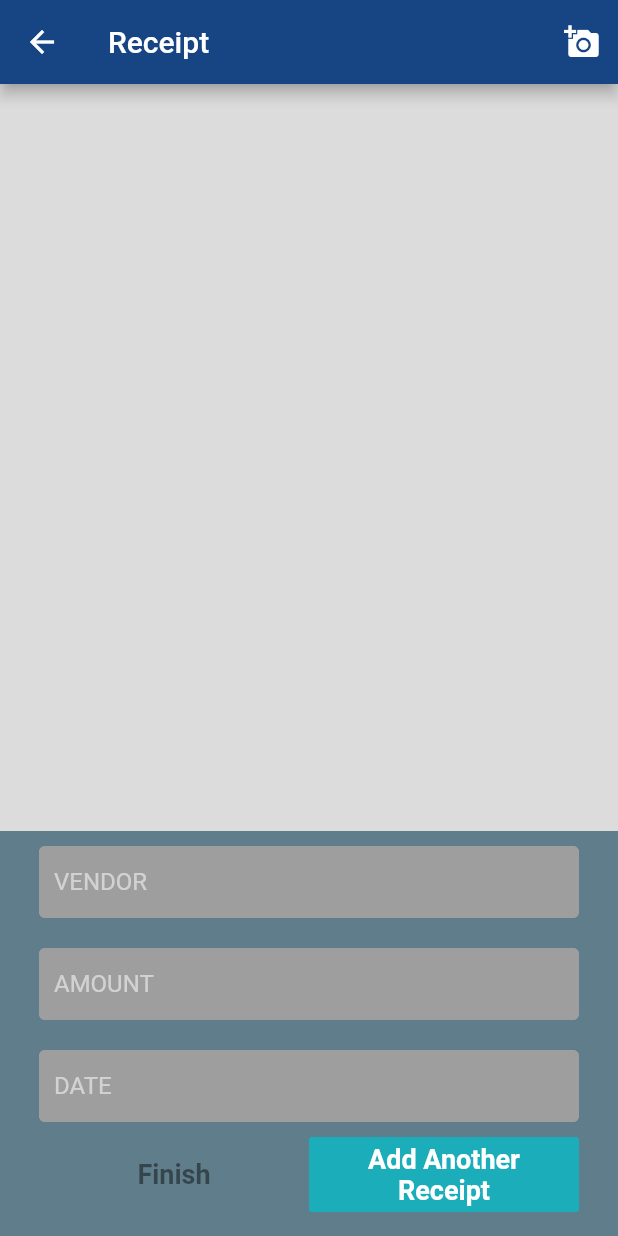
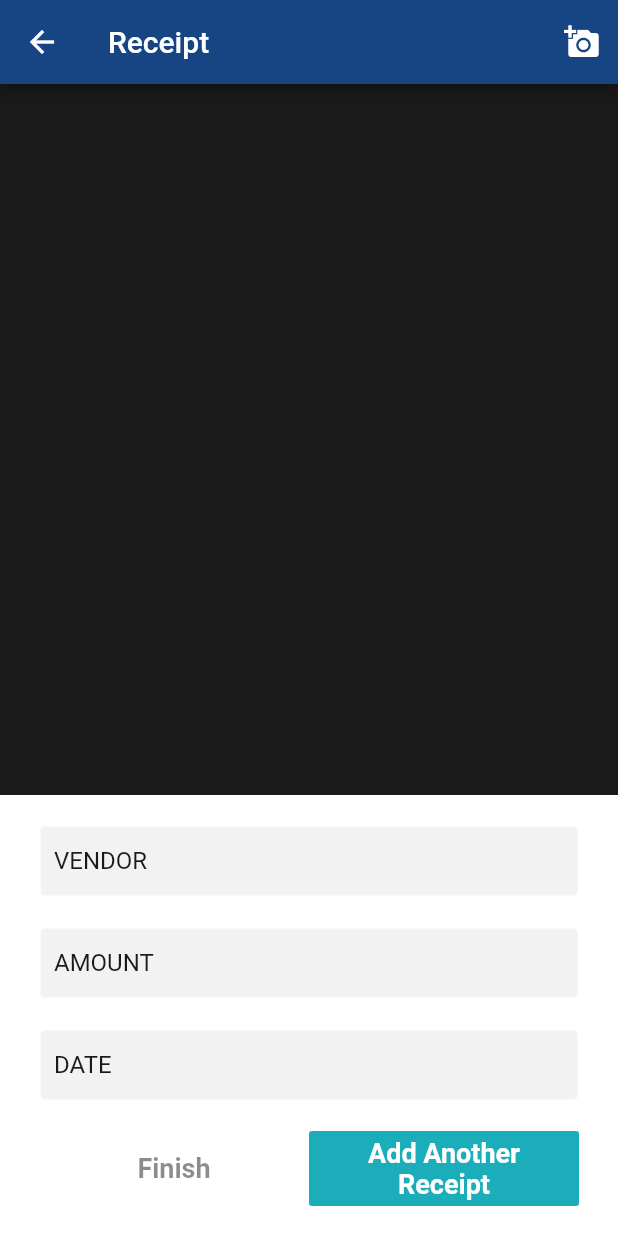
Before and after one commit to cmaccarone/reimbursement, a Flutter app: the ReviewReceiptScreen screen opened by its route, on a phone screen of 412 x 824 dp. Run offline on Flutter 3.47's test engine with Material 2 defaults, Android fonts, the phone set to English and light mode, and no system bars; drawn by our look-alikes of carousel_pro; our stand-ins replace cloud_firestore, equatable, firebase_auth, firebase_storage, google_fonts, image_picker and 1 more; missing offline and left inert: cloud_firestore_web, firebase_auth_web, firebase_core_web, flutter_cupertino_date_picker, flutter_share, flutter_statusbarcolor and 2 more; accounts and stored records are empty; statements that could not run were skipped.

Commit message:
formated the layout of the Receipt Review Screen

```diff
--- a/lib/screens/Request Approvals/ReviewReceiptScreen.dart
+++ b/lib/screens/Request Approvals/ReviewReceiptScreen.dart
@@ -3,6 +3,7 @@ import 'dart:io';
 import 'package:carousel_pro/carousel_pro.dart';
 import 'package:firebase_auth/firebase_auth.dart';
 import 'package:flutter/material.dart';
+import 'package:flutter/widgets.dart';
 import 'package:flutter_cupertino_date_picker/flutter_cupertino_date_picker.dart';
 import 'package:image_picker/image_picker.dart';
 import 'package:intl/intl.dart';
@@ -150,23 +151,24 @@ class _ReviewReceiptScreenState extends State<ReviewReceiptScreen> {
           Expanded(
             child: Container(
               child: Carousel(
-                  dotPosition: DotPosition.topCenter,
-                  dotColor: kTealColor,
+                  dotIncreasedColor: HSLColor.fromAHSL(1, 0, 0, 1).toColor(),
+                  dotBgColor: Color(0),
+                  dotPosition: DotPosition.bottomCenter,
+                  dotColor: kRecieptInputImageCaroselDotColor,
                   showIndicator: true,
-                  indicatorBgPadding: 0,
+                  indicatorBgPadding: 10,
                   boxFit: BoxFit.contain,
                   autoplay: false,
                   images: carouselImages),
-              color: Colors.black12,
+              color: kReceiptInputScreenBgColor,
               width: queryData.size.width,
             ),
           ),
           Container(
-            height: 270,
-            color: Colors.blueGrey,
+            color: Colors.white,
             width: queryData.size.width,
             child: Padding(
-              padding: const EdgeInsets.fromLTRB(26, 0, 26, 0),
+              padding: const EdgeInsets.fromLTRB(26, 10, 26, 0),
               child: Column(
                 children: <Widget>[
                   ReceiptTextField(
@@ -216,7 +218,9 @@ class _ReviewReceiptScreenState extends State<ReviewReceiptScreen> {
                     },
                     KeyboardType: TextInputType.datetime,
                   ),
-                  Row(
+                  Padding(
+                    padding: const EdgeInsets.fromLTRB(0, 10, 0, 20),
+                    child: Row(
                       mainAxisAlignment: MainAxisAlignment.spaceBetween,
                       children: <Widget>[
                         //finish adding receipts
@@ -227,15 +231,12 @@ class _ReviewReceiptScreenState extends State<ReviewReceiptScreen> {
                               Navigator.of(context).pop();
                             },
                             child: Center(
-                            child: Padding(
-                              padding: const EdgeInsets.all(8.0),
                               child: Text(
                                 "Finish",
                                 style: TextStyle(
                                     fontSize: 18,
                                     fontWeight: FontWeight.bold,
                                     color: Colors.black45),
-                              ),
                               ),
                             ),
                           ),
@@ -253,7 +254,6 @@ class _ReviewReceiptScreenState extends State<ReviewReceiptScreen> {
                                 clearTextBoxes();
                               });
                             },
-                          padding: EdgeInsets.all(0),
                             child: Container(
                               decoration: BoxDecoration(
                                 borderRadius: BorderRadius.circular(5),
@@ -262,7 +262,7 @@ class _ReviewReceiptScreenState extends State<ReviewReceiptScreen> {
                               child: Center(
                                 child: Padding(
                                   padding:
-                                    const EdgeInsets.fromLTRB(10, 3, 10, 3),
+                                      const EdgeInsets.fromLTRB(10, 0, 10, 0),
                                   child: Text(
                                     "Add Another Receipt",
                                     style: TextStyle(
@@ -277,6 +277,7 @@ class _ReviewReceiptScreenState extends State<ReviewReceiptScreen> {
                           ),
                         )
                       ],
+                    ),
                   )
                 ],
               ),
--- a/lib/screens/Request Approvals/receiptScreen.dart
+++ b/lib/screens/Request Approvals/receiptScreen.dart
@@ -92,11 +92,11 @@ class _ReceiptScreenState extends State<ReceiptScreen> {
                   return Text('Awaiting bids...',
                       style: TextStyle(color: Colors.white));
                 case ConnectionState.active:
+                  print(snapshot.data);
                   return Expanded(
                     child: ListView.builder(
                         itemCount: snapshot.data.length ?? 0,
                         itemBuilder: (context, index) {
-                          print(snapshot.data[index].vendor);
                           return Container(
                             padding: EdgeInsets.fromLTRB(0, 5, 0, 5),
                             height: 120,
@@ -148,10 +148,10 @@ class _ReceiptScreenState extends State<ReceiptScreen> {
                                             ),
                                           ],
                                         ),
-                                        Text(
-                                          "\$${snapshot.data[index].amount.toStringAsFixed(2)}",
-                                          style: kReceiptCellSubTitleTextStyle,
-                                        ),
+//                                        Text(
+//                                          "\$${snapshot.data[index].amount.toStringAsFixed(2)}",
+//                                          style: kReceiptCellSubTitleTextStyle,
+//                                        ),
                                       ],
                                     ),
                                   ),
--- a/lib/screens/misc_reusable/constants.dart
+++ b/lib/screens/misc_reusable/constants.dart
@@ -62,3 +62,16 @@ final kReceiptCellTitleTextStyle =
     TextStyle(fontSize: 20, color: kMainTextColor, fontWeight: FontWeight.bold);
 final kReceiptCellSubTitleTextStyle =
     TextStyle(fontSize: 14, color: kMainTextColor);
+
+//ReceiptInputFields
+
+final kReceiptInputFieldBgColor = HSLColor.fromAHSL(1, 0, 0, .95).toColor();
+final kReceiptInputFieldTextColor = HSLColor.fromAHSL(1, 0, 0, .10).toColor();
+final kReceiptInputFieldBorderColor = HSLColor.fromAHSL(1, 0, 0, 1).toColor();
+final kReceiptInputScreenBgColor = kReceiptInputFieldTextColor;
+final kRecieptInputImageCaroselDotColor =
+    HSLColor.fromAHSL(1, 0, 0, .5).toColor();
+
+//App Colors
+
+final ColorPrimary = HSLColor.fromAHSL(1, 0, 0, .8).toColor();
--- a/lib/screens/misc_reusable/widgets.dart
+++ b/lib/screens/misc_reusable/widgets.dart
@@ -812,20 +812,21 @@ class ReceiptTextField extends StatelessWidget {
             contentPadding: EdgeInsets.fromLTRB(10, 0, 10, 0),
             border: InputBorder.none,
             filled: true,
-            fillColor: Colors.grey,
+            fillColor: kReceiptInputFieldBgColor,
             labelText: inputLabel,
-            labelStyle: TextStyle(color: Colors.white54),
-            hintStyle:
-                TextStyle(color: Colors.white30, fontStyle: FontStyle.italic),
-            enabledBorder:
-                OutlineInputBorder(borderSide: BorderSide(color: Colors.grey)),
+            labelStyle: TextStyle(color: kReceiptInputFieldTextColor),
+            hintStyle: TextStyle(
+                color: kReceiptInputFieldTextColor,
+                fontStyle: FontStyle.italic),
+            enabledBorder: OutlineInputBorder(
+                borderSide: BorderSide(color: kReceiptInputFieldBorderColor)),
             errorBorder: OutlineInputBorder(
                 borderSide: BorderSide(
                     color: Colors.redAccent, style: BorderStyle.solid)),
             disabledBorder:
                 OutlineInputBorder(borderSide: BorderSide(color: Colors.grey)),
-            focusedBorder:
-                OutlineInputBorder(borderSide: BorderSide(color: Colors.white)),
+            focusedBorder: OutlineInputBorder(
+                borderSide: BorderSide(color: kReceiptInputFieldBorderColor)),
           )),
     );
   }
```
Lines whose indentation alone changed are shown as unchanged.
